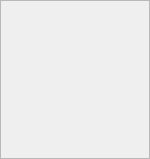
The window that DMHelper/src/encountertextedit.ui (MMetze/DMHelper) describes before a commit, drawn with Qt 5.
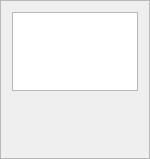
The same window after the commit. Icons and pictures are not drawn. Custom widgets are drawn as their Qt base class.

Patch:
```diff
--- a/DMHelper/src/encountertextedit.ui
+++ b/DMHelper/src/encountertextedit.ui
@@ -32,7 +32,7 @@
       </sizepolicy>
      </property>
      <property name="styleSheet">
-      <string notr="true">background: transparent;</string>
+      <string notr="true">background-image: url(:/img/data/parchment.jpg);</string>
      </property>
      <property name="readOnly">
       <bool>false</bool>
```
